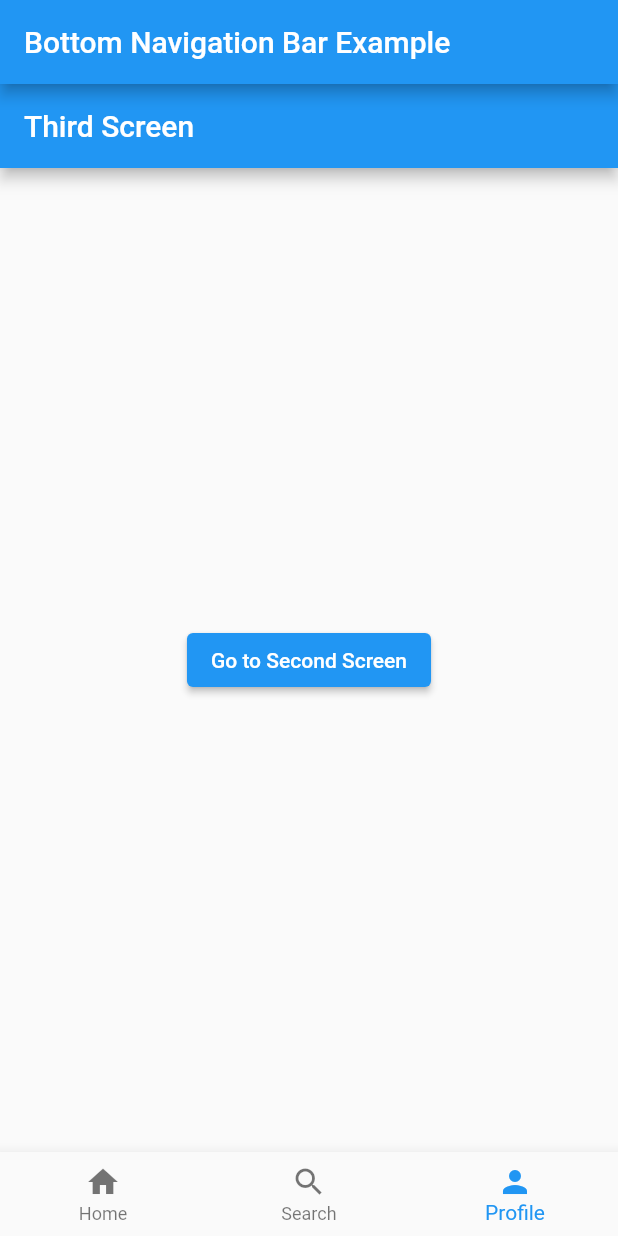
After one commit to Akechi001/flutter_navi, a Flutter app: the BottomNavigationBarDemo screen opened directly, item 3 of the bottom bar chosen, on a phone screen of 412 x 824 dp. The commit adds this screen. Run offline on Flutter 3.47's test engine with Material 2 defaults, Android fonts, the phone set to English and light mode, and no system bars; missing offline and left inert: dart:js.

Commit message:
make the navbar works

```diff
--- a/lib/main.dart
+++ b/lib/main.dart
@@ -1,13 +1,64 @@
+import 'dart:js';
+
 import 'package:flutter/material.dart';
 import 'package:flutter_navi/second_screen.dart';
 import 'first_screen.dart';
+import 'third_screen.dart';
 
 void main() => runApp(MyApp());
 
 final Map<String, WidgetBuilder> routes = {
   '/FirstScreen': (context) => FirstScreen(),
   '/SecondScreen': (context) => SecondScreen(),
+  '/ThirdScreen': (context) => ThirdScreen(),
 };
+
+class BottomNavigationBarDemo extends StatefulWidget {
+  @override
+  _BottomNavigationBarDemoState createState() => _BottomNavigationBarDemoState();
+}
+
+class _BottomNavigationBarDemoState extends State<BottomNavigationBarDemo> {
+  int _currentIndex = 0;
+  final List<Widget> _pages = [
+    // Add your pages here
+    FirstScreen(),
+    SecondScreen(),
+    ThirdScreen(),
+  ];
+
+  @override
+  Widget build(BuildContext context) {
+    return Scaffold(
+      appBar: AppBar(
+        title: Text('Bottom Navigation Bar Example'),
+      ),
+      body: _pages[_currentIndex],
+      bottomNavigationBar: BottomNavigationBar(
+        currentIndex: _currentIndex,
+        onTap: (int index) {
+          setState(() {
+            _currentIndex = index;
+          });
+        },
+        items: [
+          BottomNavigationBarItem(
+            icon: Icon(Icons.home),
+            label: 'Home',
+          ),
+          BottomNavigationBarItem(
+            icon: Icon(Icons.search),
+            label: 'Search',
+          ),
+          BottomNavigationBarItem(
+            icon: Icon(Icons.person),
+            label: 'Profile',
+          ),
+        ],
+      ),
+    );
+  }
+}
 
 class MyApp extends StatelessWidget {
   @override
@@ -19,7 +70,7 @@ class MyApp extends StatelessWidget {
       theme: ThemeData(
         primarySwatch: Colors.blue,
       ),
-      home: FirstScreen(), // Set the first screen as the home.
+      home: BottomNavigationBarDemo() , // Set the first screen as the home.
     );
   }
 }
--- a/lib/second_screen.dart
+++ b/lib/second_screen.dart
@@ -15,6 +15,7 @@ class SecondScreen extends StatelessWidget {
           child: Text('Go Back to First Screen'),
         ),
       ),
+
     );
   }
 }
--- /dev/null
+++ b/lib/third_screen.dart
@@ -0,0 +1,22 @@
+import 'package:flutter/material.dart';
+import 'package:flutter_navi/second_screen.dart';
+
+class ThirdScreen extends StatelessWidget {
+  @override
+  Widget build(BuildContext context) {
+    return Scaffold(
+      appBar: AppBar(title: Text('Third Screen')),
+      body: Center(
+        child: ElevatedButton(
+          onPressed: () {
+            // Navigate to the second screen.
+            Navigator.push(context, MaterialPageRoute(builder: (context) => SecondScreen()));
+            Navigator.pushNamed(context, '/SecondScreen');
+          },
+          child: Text('Go to Second Screen'),
+        ),
+      ),
+
+    );
+  }
+}
```
